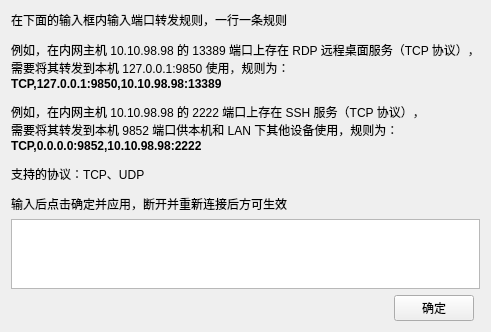
This is portforwardingwindow/portforwardingwindow.ui in Mythologyli/ZJU-Connect-for-Windows as Qt 5 draws it before an edit. The edited form follows.
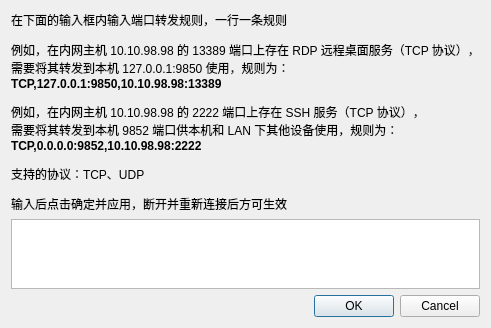
This is the edited form.

Commit message: feat: Introduce more settings. feat: Better ZJUConnect core error process. feat: Added login dialog. refactor: Make all child widgets be dialogs. chore: Make setting system proxy default. chore: Bump version to 1.2.0 .

```diff
--- a/portforwardingwindow/portforwardingwindow.ui
+++ b/portforwardingwindow/portforwardingwindow.ui
@@ -1,7 +1,7 @@
 <?xml version="1.0" encoding="UTF-8"?>
 <ui version="4.0">
  <class>PortForwardingWindow</class>
- <widget class="QWidget" name="PortForwardingWindow">
+ <widget class="QDialog" name="PortForwardingWindow">
   <property name="geometry">
    <rect>
     <x>0</x>
@@ -17,13 +17,6 @@
    <string notr="true"/>
   </property>
   <layout class="QGridLayout" name="gridLayout">
-   <item row="2" column="1">
-    <widget class="QPushButton" name="applyPushButton">
-     <property name="text">
-      <string>确定</string>
-     </property>
-    </widget>
-   </item>
    <item row="1" column="0" colspan="3">
     <widget class="QTextEdit" name="textEdit">
      <property name="html">
@@ -38,19 +31,6 @@
      </property>
     </widget>
    </item>
-   <item row="2" column="0">
-    <spacer name="horizontalSpacer">
-     <property name="orientation">
-      <enum>Qt::Horizontal</enum>
-     </property>
-     <property name="sizeHint" stdset="0">
-      <size>
-       <width>213</width>
-       <height>20</height>
-      </size>
-     </property>
-    </spacer>
-   </item>
    <item row="0" column="0" colspan="3">
     <widget class="QLabel" name="label">
      <property name="text">
@@ -64,6 +44,13 @@
      </property>
     </widget>
    </item>
+   <item row="2" column="0" colspan="3">
+    <widget class="QDialogButtonBox" name="buttonBox">
+     <property name="standardButtons">
+      <set>QDialogButtonBox::Cancel|QDialogButtonBox::Ok</set>
+     </property>
+    </widget>
+   </item>
   </layout>
  </widget>
  <resources/>
```
Left out of the diff: 35 changed lines with no effect on the pictures. The commit also changes 17 other files.
